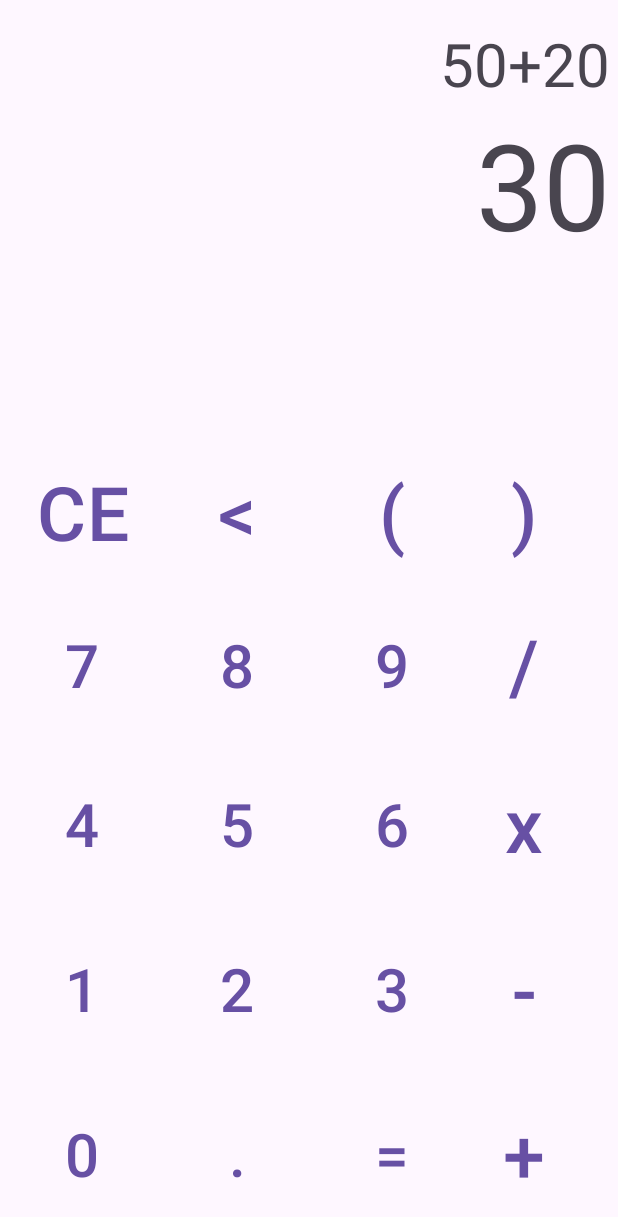
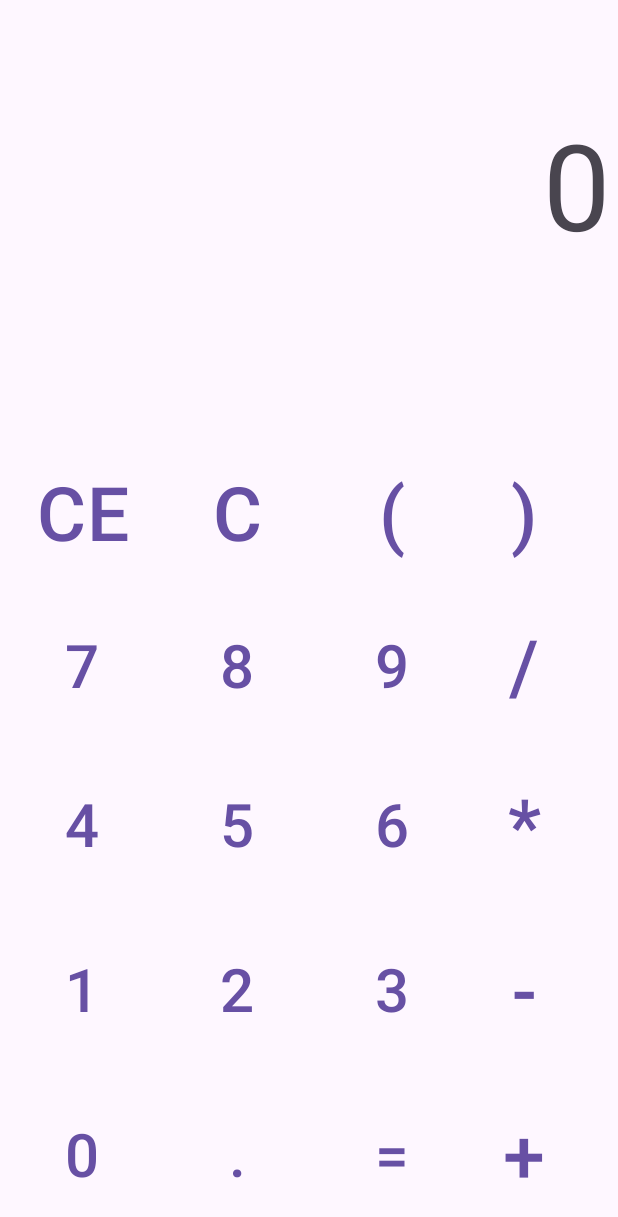
Before and after one commit to TropicalKhaotic/AndroidLearning, an Android app: the screen it shows after launch (MainActivity), on a phone screen of 412 x 824 dp. Shown: the top 1217 px of the screen. Run offline under Robolectric (Android 15) with nearby library versions, the phone set to English and light mode, and no system bars.

Commit message:
Changed main Code This new code will make the user input into strings, but it will not calculate the operations. Need to add a converting type of data to calculate the operations Changed the icon in bakcspace button

```diff
--- a/app/src/main/java/com/example/calculator_android/MainActivity.java
+++ b/app/src/main/java/com/example/calculator_android/MainActivity.java
@@ -15,50 +15,81 @@ import androidx.core.view.WindowInsetsCompat;
 
 import com.google.android.material.button.MaterialButton;
 
-public class MainActivity extends AppCompatActivity {
+import java.util.ArrayList;
 
+public class MainActivity extends AppCompatActivity implements View.OnClickListener {
 
-
-    private MaterialButton button0,button1,button2,button3,button4,button5,button6,button7,button8,button9,buttonCe,buttonBackspace,
-    buttonOpenParentheses, buttonCloseParentheses,buttonDivide, buttonMultiply, buttonMinus, buttonSum;
+    TextView screenResult, screenCalculation;
+    MaterialButton button0,button1,button2,button3,button4,button5,button6,button7,button8,button9,buttonCe,buttonBackspace,
+    buttonOpenParentheses, buttonCloseParentheses,buttonDivide, buttonMultiply, buttonMinus, buttonSum, buttonEquals, buttonDot;
 
     @Override
     protected void onCreate(Bundle savedInstanceState) {
         super.onCreate(savedInstanceState);
-        EdgeToEdge.enable(this);
         setContentView(R.layout.activity_main);
-        ViewCompat.setOnApplyWindowInsetsListener(findViewById(R.id.main), (v, insets) -> {
-            Insets systemBars = insets.getInsets(WindowInsetsCompat.Type.systemBars());
-            v.setPadding(systemBars.left, systemBars.top, systemBars.right, systemBars.bottom);
-            return insets;
-        });
+        screenResult = findViewById(R.id.results);
+        screenCalculation = findViewById(R.id.calculation);
 
-        Button num0 = findViewById(R.id.zero);
-        Button num1 = findViewById(R.id.one);
-        Button num2 = findViewById(R.id.two);
-        Button num3 = findViewById(R.id.three);
-        Button num4 = findViewById(R.id.four);
-        Button num5 = findViewById(R.id.five);
-        Button num6 = findViewById(R.id.six);
-        Button num7 = findViewById(R.id.seven);
-        Button num8 = findViewById(R.id.eight);
-        Button num9 = findViewById(R.id.nine);
+        assingId(button0, R.id.zero);
+        assingId(button1, R.id.one);
+        assingId(button2, R.id.two);
+        assingId(button3, R.id.three);
+        assingId(button4, R.id.four);
+        assingId(button5, R.id.five);
+        assingId(button6, R.id.six);
+        assingId(button7, R.id.seven);
+        assingId(button8, R.id.eight);
+        assingId(button9, R.id.nine);
+        assingId(buttonCe, R.id.ce);
+        assingId(buttonBackspace, R.id.backspace);
+        assingId(buttonOpenParentheses, R.id.parenthesesOne);
+        assingId(buttonCloseParentheses, R.id.parenthesesTwo);
+        assingId(buttonDivide, R.id.division);
+        assingId(buttonMultiply, R.id.multiplication);
+        assingId(buttonMinus, R.id.decrement);
+        assingId(buttonSum, R.id.sum);
+        assingId(buttonEquals, R.id.equals);
+        assingId(buttonDot, R.id.dot);
 
-        Button ce = findViewById(R.id.ce);
-        Button backspace = findViewById(R.id.backspace);
-        Button openParentheses = findViewById(R.id.parenthesesOne);
-        Button closeParentheses = findViewById(R.id.parenthesesTwo);
-        Button division = findViewById(R.id.division);
-        Button multiply = findViewById(R.id.multiplication);
-        Button decrease = findViewById(R.id.decrement);
-        Button sum = findViewById(R.id.sum);
-        Button dot = findViewById(R.id.dot);
-        Button equal = findViewById(R.id.equals);
+    }
 
-        TextView screenResult = findViewById(R.id.results);
-        TextView screenCalculation = findViewById(R.id.calculation);
+    void assingId(MaterialButton btn, int id) {
+        btn = findViewById(id);
+        btn.setOnClickListener(this);
+    }
 
-        backspace.setText("<");
+    void Cal(TextView screenCalculation) {
+
+    }
+
+
+    @Override
+    public void onClick(View v) {
+        MaterialButton button = (MaterialButton) v;
+        String buttonText = button.getText().toString();
+        String calculationData = screenCalculation.getText().toString();
+
+        if(buttonText.equals("CE")) {
+            screenCalculation.setText("");
+            screenResult.setText("0");
+            return;
+        }
+        if(buttonText.equals("=")) {
+            screenResult.setText(screenCalculation.getText());
+            screenCalculation.setText("");
+            return;
+        }
+        if(buttonText.equals("C")) {
+            if (!screenCalculation.getText().equals("")) {
+                calculationData = calculationData.substring(0, calculationData.length() - 1);
+            }
+
+        } else {
+            if(!buttonText.equals("=")) {
+                calculationData = calculationData + buttonText;
+            }
+        }
+        screenCalculation.setText(calculationData);
 
     }
 }
--- a/app/src/main/res/layout/activity_main.xml
+++ b/app/src/main/res/layout/activity_main.xml
@@ -20,7 +20,7 @@
             android:layout_gravity="end"
             android:layout_marginTop="15dp"
             android:layout_marginEnd="5dp"
-            android:text="50+20"
+            android:text=""
             android:textSize="40sp" />
 
         <TextView
@@ -30,7 +30,7 @@
             android:layout_gravity="end"
             android:layout_marginEnd="5dp"
             android:layout_marginBottom="5dp"
-            android:text="30"
+            android:text="0"
             android:textSize="80sp" />
     </LinearLayout>
 
@@ -65,7 +65,7 @@
                     android:layout_width="95dp"
                     android:layout_height="match_parent"
                     android:layout_marginTop="7dp"
-
+                    android:text="C"
                     android:layout_marginBottom="7dp"
                     android:textSize="50sp" />
 
@@ -162,7 +162,7 @@
                     android:layout_height="match_parent"
                     android:layout_marginTop="7dp"
                     android:layout_marginBottom="7dp"
-                    android:text="x"
+                    android:text="*"
                     android:textSize="50sp" />
             </TableRow>
 
```
